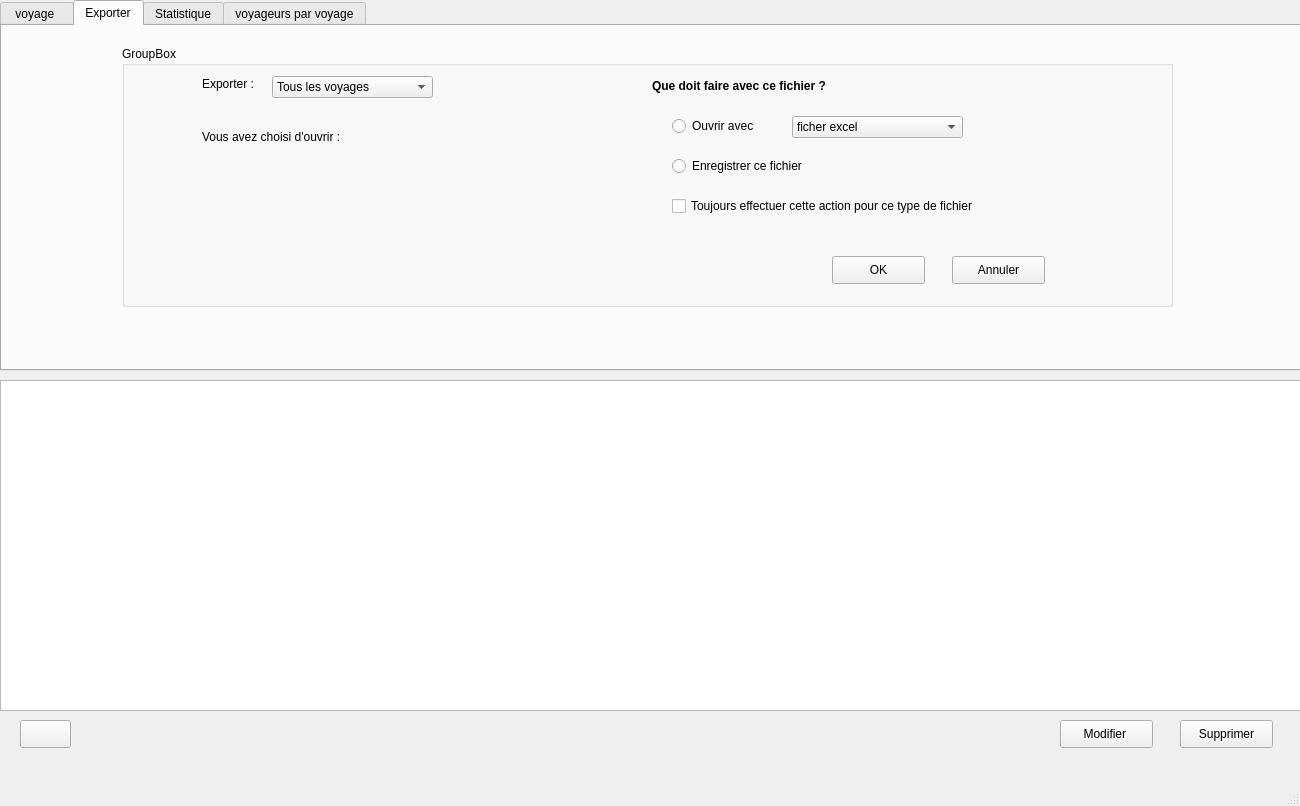
Qt form mainwindow.ui (azizjazzar/Projet) before a commit.
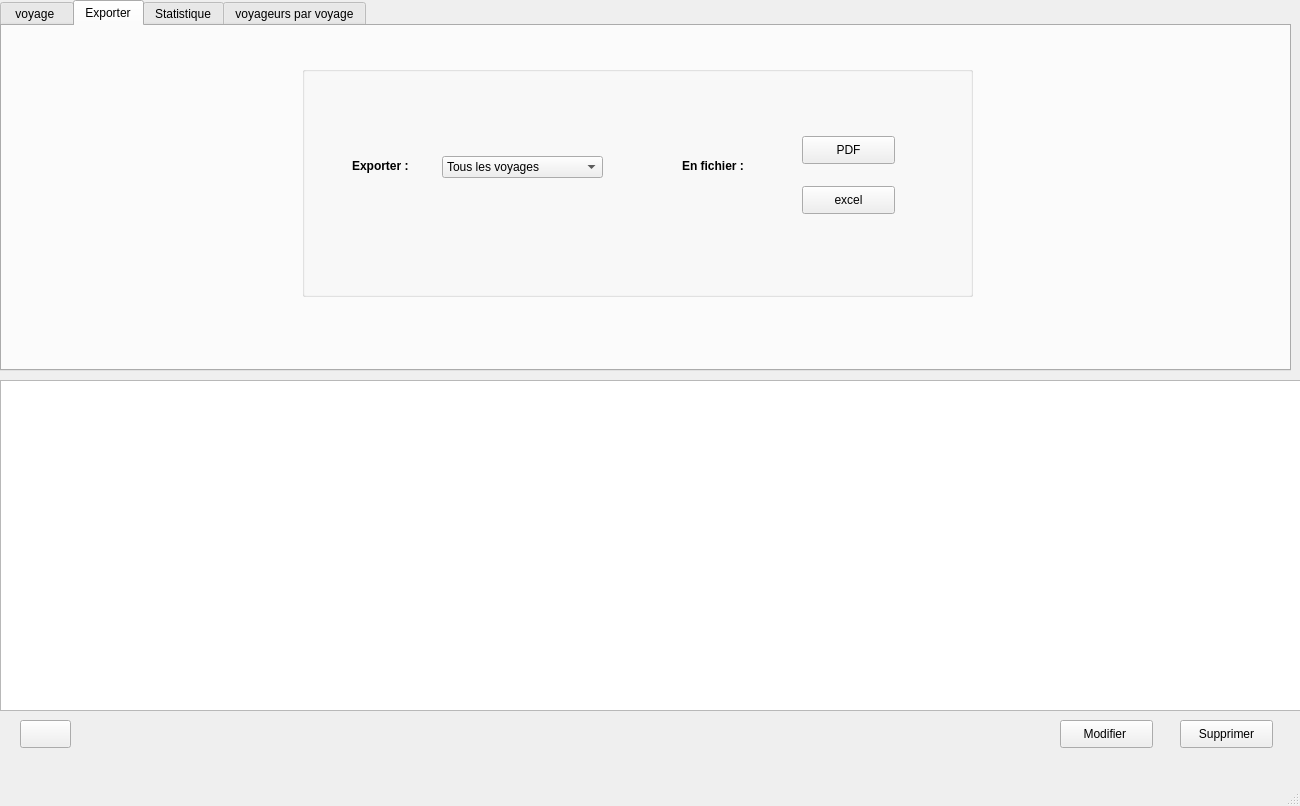
The same form after that commit. The open tabs and pages were chosen to show the change. Icons and pictures are not drawn. Custom widgets are drawn as their Qt base class.

```diff
--- a/mainwindow.ui
+++ b/mainwindow.ui
@@ -29,7 +29,7 @@
      <rect>
       <x>0</x>
       <y>0</y>
-      <width>1301</width>
+      <width>1291</width>
       <height>371</height>
      </rect>
     </property>
@@ -672,162 +672,90 @@
      <attribute name="title">
       <string>Exporter</string>
      </attribute>
-     <widget class="QLabel" name="label_23">
-      <property name="geometry">
-       <rect>
-        <x>200</x>
-        <y>50</y>
-        <width>56</width>
-        <height>16</height>
-       </rect>
-      </property>
-      <property name="text">
-       <string>Exporter :</string>
-      </property>
-     </widget>
-     <widget class="QComboBox" name="comboBox_7">
-      <property name="geometry">
-       <rect>
-        <x>270</x>
-        <y>50</y>
-        <width>161</width>
-        <height>22</height>
-       </rect>
-      </property>
-      <item>
-       <property name="text">
-        <string>Tous les voyages </string>
-       </property>
-      </item>
-      <item>
-       <property name="text">
-        <string>Les voyages en retard </string>
-       </property>
-      </item>
-     </widget>
-     <widget class="QLabel" name="label_24">
-      <property name="geometry">
-       <rect>
-        <x>200</x>
-        <y>90</y>
-        <width>181</width>
-        <height>41</height>
-       </rect>
-      </property>
-      <property name="text">
-       <string>Vous avez choisi d'ouvrir : </string>
-      </property>
-     </widget>
-     <widget class="QRadioButton" name="radioButton_9">
-      <property name="geometry">
-       <rect>
-        <x>670</x>
-        <y>90</y>
-        <width>97</width>
-        <height>20</height>
-       </rect>
-      </property>
-      <property name="text">
-       <string>Ouvrir avec </string>
-      </property>
-     </widget>
-     <widget class="QPushButton" name="pushButton_annuler_2">
-      <property name="geometry">
-       <rect>
-        <x>950</x>
-        <y>230</y>
-        <width>93</width>
-        <height>28</height>
-       </rect>
-      </property>
-      <property name="text">
-       <string>Annuler</string>
-      </property>
-     </widget>
-     <widget class="QCheckBox" name="checkBox_5">
-      <property name="geometry">
-       <rect>
-        <x>670</x>
-        <y>170</y>
-        <width>351</width>
-        <height>20</height>
-       </rect>
-      </property>
-      <property name="text">
-       <string>Toujours effectuer cette action pour ce type de fichier </string>
-      </property>
-     </widget>
-     <widget class="QLabel" name="label_25">
-      <property name="geometry">
-       <rect>
-        <x>650</x>
-        <y>50</y>
-        <width>231</width>
-        <height>21</height>
-       </rect>
-      </property>
-      <property name="text">
-       <string>&lt;html&gt;&lt;head/&gt;&lt;body&gt;&lt;p&gt;&lt;span style=&quot; font-weight:600;&quot;&gt;Que doit faire avec ce fichier ?&lt;/span&gt;&lt;/p&gt;&lt;/body&gt;&lt;/html&gt;</string>
-      </property>
-     </widget>
-     <widget class="QPushButton" name="pushButton_ok_2">
-      <property name="geometry">
-       <rect>
-        <x>830</x>
-        <y>230</y>
-        <width>93</width>
-        <height>28</height>
-       </rect>
-      </property>
-      <property name="text">
-       <string>OK</string>
-      </property>
-     </widget>
-     <widget class="QRadioButton" name="radioButton_10">
-      <property name="geometry">
-       <rect>
-        <x>670</x>
-        <y>130</y>
-        <width>161</width>
-        <height>20</height>
-       </rect>
-      </property>
-      <property name="text">
-       <string>Enregistrer ce fichier </string>
-      </property>
-     </widget>
-     <widget class="QComboBox" name="comboBox_8">
-      <property name="geometry">
-       <rect>
-        <x>790</x>
-        <y>90</y>
-        <width>171</width>
-        <height>22</height>
-       </rect>
-      </property>
-      <item>
-       <property name="text">
-        <string>ficher excel</string>
-       </property>
-      </item>
-      <item>
-       <property name="text">
-        <string>fichier PDF</string>
-       </property>
-      </item>
-     </widget>
      <widget class="QGroupBox" name="groupBox_3">
       <property name="geometry">
        <rect>
-        <x>120</x>
-        <y>20</y>
-        <width>1051</width>
-        <height>261</height>
+        <x>300</x>
+        <y>40</y>
+        <width>671</width>
+        <height>231</height>
        </rect>
       </property>
       <property name="title">
-       <string>GroupBox</string>
+       <string/>
       </property>
+      <widget class="QPushButton" name="pushButton_ok_2">
+       <property name="geometry">
+        <rect>
+         <x>500</x>
+         <y>70</y>
+         <width>93</width>
+         <height>28</height>
+        </rect>
+       </property>
+       <property name="text">
+        <string>PDF</string>
+       </property>
+      </widget>
+      <widget class="QPushButton" name="pushButton_annuler_2">
+       <property name="geometry">
+        <rect>
+         <x>500</x>
+         <y>120</y>
+         <width>93</width>
+         <height>28</height>
+        </rect>
+       </property>
+       <property name="text">
+        <string>excel</string>
+       </property>
+      </widget>
+      <widget class="QLabel" name="label_25">
+       <property name="geometry">
+        <rect>
+         <x>50</x>
+         <y>90</y>
+         <width>231</width>
+         <height>21</height>
+        </rect>
+       </property>
+       <property name="text">
+        <string>&lt;html&gt;&lt;head/&gt;&lt;body&gt;&lt;p&gt;&lt;span style=&quot; font-weight:600;&quot;&gt;Exporter :&lt;/span&gt;&lt;/p&gt;&lt;/body&gt;&lt;/html&gt;</string>
+       </property>
+      </widget>
+      <widget class="QComboBox" name="comboBox_exporter">
+       <property name="geometry">
+        <rect>
+         <x>140</x>
+         <y>90</y>
+         <width>161</width>
+         <height>22</height>
+        </rect>
+       </property>
+       <item>
+        <property name="text">
+         <string>Tous les voyages </string>
+        </property>
+       </item>
+       <item>
+        <property name="text">
+         <string>Les voyages en retard </string>
+        </property>
+       </item>
+      </widget>
+      <widget class="QLabel" name="label_26">
+       <property name="geometry">
+        <rect>
+         <x>380</x>
+         <y>90</y>
+         <width>111</width>
+         <height>21</height>
+        </rect>
+       </property>
+       <property name="text">
+        <string>&lt;html&gt;&lt;head/&gt;&lt;body&gt;&lt;p&gt;&lt;span style=&quot; font-weight:600;&quot;&gt;En fichier :&lt;/span&gt;&lt;/p&gt;&lt;/body&gt;&lt;/html&gt;</string>
+       </property>
+      </widget>
      </widget>
      <zorder>groupBox_3</zorder>
      <zorder>label_23</zorder>
@@ -936,6 +864,14 @@
   </widget>
   <widget class="QStatusBar" name="statusbar"/>
  </widget>
+ <customwidgets>
+  <customwidget>
+   <class>PieChartWidget</class>
+   <extends>QWidget</extends>
+   <header>piechartwidget.h</header>
+   <container>1</container>
+  </customwidget>
+ </customwidgets>
  <resources/>
  <connections/>
 </ui>
```
Left out of the diff: 278 changed lines with no effect on the pictures.
